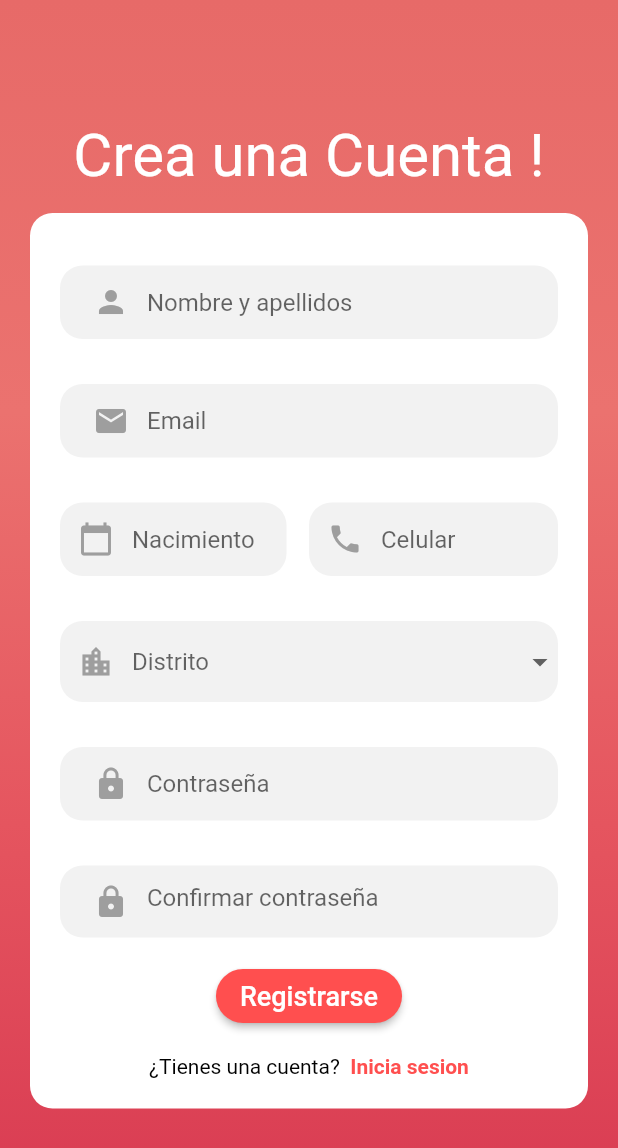
After one commit to Matchipet/Matchipet-Mobile, a Flutter app: the screen it shows after launch, after a tap on "Registrate ahora", on a phone screen of 412 x 824 dp. The commit adds this screen. Shown: the top 1148 px of the screen. Run offline on Flutter 3.47's test engine with Material 2 defaults, Android fonts, the phone set to English and light mode, and no system bars; our stand-ins replace fluttertoast; Roboto replaces fonts that are missing (Montserrat).

Commit message:
register page undone

```diff
--- a/lib/main.dart
+++ b/lib/main.dart
@@ -1,5 +1,6 @@
 import 'package:flutter/material.dart';
 import 'pages/login_page.dart';
+import 'pages/register_page.dart';
 
 void main() {
   runApp(const MyApp());
@@ -12,24 +13,18 @@ class MyApp extends StatelessWidget {
   Widget build(BuildContext context) {
     return MaterialApp(
       debugShowCheckedModeBanner: false,
+      home: LoginPage(),
       theme: ThemeData(
+        primarySwatch: Colors.deepOrange,
         fontFamily: 'Montserrat',
         primaryColor: Color(0xffd24c4b), // Color principal de tu aplicación
         textSelectionTheme: TextSelectionThemeData(
           cursorColor: Color(0xffd24c4b), // Color del cursor en los campos de texto
-          selectionColor: Color(0xffd24c4b).withOpacity(0.5), // Color de selección de texto en los campos de texto
+          selectionColor: Color(0xff000000).withOpacity(0.1), // Color de selección de texto en los campos de texto
           selectionHandleColor: Color(0xffd24c4b), // Color de los controles de selección de texto
-        ),
-        inputDecorationTheme: InputDecorationTheme(
-          focusColor: Color(0xffd24c4b), // Color de enfoque de los iconos (al hacer clic en el TextField)
-          // Otros estilos de InputDecoration aquí...
-        ),
-        colorScheme: ThemeData().colorScheme.copyWith(
-          secondary: Color(0xffd24c4b),
         ),
 
       ),
-      home: LoginPage(),
     );
   }
 }
--- a/lib/pages/login_page.dart
+++ b/lib/pages/login_page.dart
@@ -1,4 +1,6 @@
 import 'package:flutter/material.dart';
+import 'package:fluttertoast/fluttertoast.dart'; // Importa el paquete
+import 'register_page.dart';
 
 class LoginPage extends StatelessWidget {
   const LoginPage({super.key});
@@ -74,6 +76,7 @@ class LoginPage extends StatelessWidget {
                               decoration: InputDecoration(
                                 border: InputBorder.none,
                                 hintText: "Email",
+                                  contentPadding: EdgeInsets.symmetric(vertical: 15),
                                 prefixIcon: Icon(Icons.email),
                                   prefixIconColor: MaterialStateColor.resolveWith((states) =>
                                   states.contains(MaterialState.focused)
@@ -98,6 +101,7 @@ class LoginPage extends StatelessWidget {
                               decoration: InputDecoration(
                                 border: InputBorder.none,
                                 hintText: "Contraseña",
+                                  contentPadding: EdgeInsets.symmetric(vertical: 15),
                                 prefixIcon: Icon(Icons.lock), // Icono para el campo de Contraseña
                                   prefixIconColor: MaterialStateColor.resolveWith((states) =>
                                   states.contains(MaterialState.focused)
@@ -129,16 +133,21 @@ class LoginPage extends StatelessWidget {
                         mainAxisAlignment: MainAxisAlignment.center,
                         children: [
                           Text(
-                            "¿Estas Registrado?",
+                            "¿Estás Registrado?",
                             style: TextStyle(
                               color: Colors.black,
                             ),
                           ),
-                          Text(
-                            "  Registrate ahora",
-                            style: TextStyle(
-                              fontWeight: FontWeight.bold,
-                              color: Color(0xffff4f4f),
+                          GestureDetector(
+                            onTap: () {
+                              Navigator.push(context,MaterialPageRoute(builder: (context)=>RegisterPage()));
+                            },
+                            child: Text(
+                              "  Registrate ahora",
+                              style: TextStyle(
+                                fontWeight: FontWeight.bold,
+                                color: Color(0xffff4f4f),
+                              ),
                             ),
                           ),
                         ],
--- /dev/null
+++ b/lib/pages/register_page.dart
@@ -0,0 +1,332 @@
+import 'package:flutter/material.dart';
+import 'package:fluttertoast/fluttertoast.dart'; // Importa el paquete
+import 'login_page.dart';
+
+class RegisterPage extends StatefulWidget {
+  const RegisterPage({super.key});
+
+  @override
+  State<RegisterPage> createState() => _RegisterPageState();
+}
+
+class _RegisterPageState extends State<RegisterPage> {
+
+  DateTime _dateTime=DateTime.now();
+  TextEditingController _dateController = TextEditingController();
+  List distritos=[
+    "Miraflores",
+    "Barranco",
+    "San Isidro",
+    "Santiago de Surco",
+    "San Borja",
+    "La Molina",
+    "Jesús María",
+    "Magdalena del Mar",
+    "Pueblo Libre",
+    "Lince",
+    "San Miguel",
+    "Breña",
+    "La Victoria",
+    "Callao"
+  ];
+
+  void _showDatePicker(){
+    showDatePicker(
+        context: context,
+        initialDate: DateTime.now(),
+        firstDate: DateTime(1933),
+        lastDate: DateTime(2024),
+    ).then((selectedDate) {
+      // Actualizar el valor de _dateTime y del TextEditingController
+      if (selectedDate != null && selectedDate != _dateTime) {
+        setState(() {
+          _dateTime = selectedDate;
+          _dateController.text = _dateTime.toString().split(' ')[0];
+        });
+      }
+    });
+  }
+
+  @override
+  Widget build(BuildContext context) {
+    return Scaffold(
+      body: Container(
+        decoration: BoxDecoration(
+          gradient: LinearGradient(
+            colors: [
+              Color(0xFFe76a68),
+              Color(0xFFeb726f),
+              Color(0xFFe5555f),
+              Color(0xFFd83951),
+            ],
+            begin: Alignment.topCenter,
+            end: Alignment.bottomCenter,
+          ),
+        ),
+        child: SafeArea(
+          child: Center(
+            child: Column(
+              mainAxisAlignment: MainAxisAlignment.center,
+              children: [
+                Padding(
+                  padding: const EdgeInsets.fromLTRB(0,0,0,10),
+                  child: Text(
+                    "Crea una Cuenta !",
+                    style: TextStyle(
+                      fontSize: 40,
+                      color: Colors.white,
+                    ),
+                  ),
+                ),
+                Container(
+                  margin: const EdgeInsets.fromLTRB(20,5,20,5),
+                  padding: const EdgeInsets.fromLTRB(20,20,20,20),
+                  decoration: BoxDecoration(
+                    color: Colors.white,
+                    borderRadius: BorderRadius.circular(15),
+                  ),
+                  child: Column(
+                    children: [
+                      Padding(
+                        padding: const EdgeInsets.fromLTRB(0,15,0,15),
+                        child: Container(
+                          decoration: BoxDecoration(
+                              color: Color(0xfff2f2f2),
+                              borderRadius: BorderRadius.circular(15)
+                          ),
+                          child: Padding(
+                            padding: const EdgeInsets.fromLTRB(10,0,0,0),
+                            child: TextField(
+                              decoration: InputDecoration(
+                                  border: InputBorder.none,
+                                  hintText: "Nombre y apellidos",
+                                  prefixIcon: Icon(Icons.person),
+                                  contentPadding: EdgeInsets.symmetric(vertical: 15), // Ajusta el relleno vertical
+                                  prefixIconColor: MaterialStateColor.resolveWith((states) =>
+                                  states.contains(MaterialState.focused)
+                                      ? Colors.red
+                                      : Colors.grey)
+                                // Icono para el campo de Email
+                              ),
+                            ),
+                          ),
+                        ),
+                      ),
+                      Padding(
+                        padding: const EdgeInsets.fromLTRB(0,15,0,15),
+                        child: Container(
+                          decoration: BoxDecoration(
+                              color: Color(0xfff2f2f2),
+                              borderRadius: BorderRadius.circular(15)
+                          ),
+                          child: Padding(
+                            padding: const EdgeInsets.fromLTRB(10,0,0,0),
+                            child: TextField(
+                              decoration: InputDecoration(
+                                  border: InputBorder.none,
+                                  hintText: "Email",
+                                  prefixIcon: Icon(Icons.email),
+                                  contentPadding: EdgeInsets.symmetric(vertical: 15),
+                                  prefixIconColor: MaterialStateColor.resolveWith((states) =>
+                                  states.contains(MaterialState.focused)
+                                      ? Colors.red
+                                      : Colors.grey)// Icono para el campo de Email
+                              ),
+                            ),
+                          ),
+                        ),
+                      ),
+                      Row(
+                        mainAxisAlignment: MainAxisAlignment.center,
+                        children: [
+                          Expanded(
+                            child: Padding(
+                              padding: const EdgeInsets.fromLTRB(0,15,15,15),
+                              child: Container(
+                                decoration: BoxDecoration(
+                                    color: Color(0xfff2f2f2),
+                                    borderRadius: BorderRadius.circular(15)
+                                ),
+                                child: Padding(
+                                  padding: const EdgeInsets.fromLTRB(0,0,0,0),
+                                  child: TextField(
+                                    controller: _dateController, // Usar el TextEditingController
+                                    readOnly: true,
+                                    onTap: _showDatePicker,
+                                    decoration: InputDecoration(
+                                        border: InputBorder.none,
+                                        hintText: "Nacimiento",
+                                        contentPadding: EdgeInsets.symmetric(vertical: 15),
+                                        prefixIcon: Icon(Icons.calendar_today),
+                                        prefixIconColor: MaterialStateColor.resolveWith((states) =>
+                                        states.contains(MaterialState.focused)
+                                            ? Colors.red
+                                            : Colors.grey)// Icono para el campo de Email
+                                    ),
+                                  ),
+                                ),
+                              ),
+                            ),
+                          ), // Espacio entre los dos TextFields
+                          Expanded(
+                            child: Padding(
+                              padding: const EdgeInsets.fromLTRB(0,15,0,15),
+                              child: Container(
+                                decoration: BoxDecoration(
+                                    color: Color(0xfff2f2f2),
+                                    borderRadius: BorderRadius.circular(15)
+                                ),
+                                child: Padding(
+                                  padding: const EdgeInsets.fromLTRB(0,0,0,0),
+                                  child: TextField(
+                                    decoration: InputDecoration(
+                                        border: InputBorder.none,
+                                        hintText: "Celular",
+                                        prefixIcon: Icon(Icons.phone),
+                                        contentPadding: EdgeInsets.symmetric(vertical: 15),
+                                        prefixIconColor: MaterialStateColor.resolveWith((states) =>
+                                        states.contains(MaterialState.focused)
+                                            ? Colors.red
+                                            : Colors.grey)// Icono para el campo de Email
+                                    ),
+                                  ),
+                                ),
+                              ),
+                            ),
+                          ),
+                        ],
+                      ),
+                      Padding(
+                        padding: const EdgeInsets.fromLTRB(0,15,0,15),
+                        child: Container(
+                          decoration: BoxDecoration(
+                              color: Color(0xfff2f2f2),
+                              borderRadius: BorderRadius.circular(15)
+                          ),
+                          child: Padding(
+                            padding: const EdgeInsets.fromLTRB(0,0,0,0),
+                            child: DropdownButtonFormField(
+                              items: distritos.map((name) {
+                                return DropdownMenuItem(
+                                  child: Text(name),
+                                  value: name,
+                                );
+                              }).toList(),
+                              onChanged: (value){
+                                print(value);
+                              },
+                              decoration: InputDecoration(
+                                  border: InputBorder.none,
+                                  hintText: "Distrito",
+                                  contentPadding: EdgeInsets.symmetric(vertical: 15),
+                                  prefixIcon: Icon(Icons.location_city),
+                                  prefixIconColor: MaterialStateColor.resolveWith((states) =>
+                                  states.contains(MaterialState.focused)
+                                      ? Colors.red
+                                      : Colors.grey)// Icono para el campo de Email
+                              ),
+                            ),
+                          ),
+                        ),
+                      ),
+                      Padding(
+                        padding: const EdgeInsets.fromLTRB(0,15,0,15),
+                        child: Container(
+                          decoration: BoxDecoration(
+                              color: Color(0xfff2f2f2),
+                              borderRadius: BorderRadius.circular(15)
+                          ),
+                          child: Padding(
+                            padding: const EdgeInsets.fromLTRB(10,0,0,0),
+                            child: TextField(
+                              obscureText: true,
+                              decoration: InputDecoration(
+                                  border: InputBorder.none,
+                                  hintText: "Contraseña",
+                                  contentPadding: EdgeInsets.symmetric(vertical: 15),
+                                  prefixIcon: Icon(Icons.lock), // Icono para el campo de Contraseña
+                                  prefixIconColor: MaterialStateColor.resolveWith((states) =>
+                                  states.contains(MaterialState.focused)
+                                      ? Colors.red
+                                      : Colors.grey)// Icono para el campo de Email
+                              ),
+                            ),
+                          ),
+                        ),
+                      ),
+                      Padding(
+                        padding: const EdgeInsets.fromLTRB(0,15,0,15),
+                        child: Container(
+                          decoration: BoxDecoration(
+                              color: Color(0xfff2f2f2),
+                              borderRadius: BorderRadius.circular(15)
+                          ),
+                          child: Padding(
+                            padding: const EdgeInsets.fromLTRB(10,0,0,0),
+                            child: TextField(
+                              obscureText: true,
+                              decoration: InputDecoration(
+                                  border: InputBorder.none,
+                                  hintText: "Confirmar contraseña",
+                                  prefixIcon: Icon(Icons.lock), // Icono para el campo de Contraseña
+                                  prefixIconColor: MaterialStateColor.resolveWith((states) =>
+                                  states.contains(MaterialState.focused)
+                                      ? Colors.red
+                                      : Colors.grey)// Icono para el campo de Email
+                              ),
+                            ),
+                          ),
+                        ),
+                      ),
+                      ElevatedButton(
+                        style: ElevatedButton.styleFrom(
+                          primary: Color(0xffff4f4f),
+                          shape: RoundedRectangleBorder(
+                            borderRadius: BorderRadius.circular(20),
+                          ),
+                        ),
+                        onPressed: () {},
+                        child: Text(
+                          "Registrarse",
+                          style: TextStyle(
+                            fontSize: 18,
+                          ),
+                        ),
+                      ),
+                      SizedBox(height: 15), // Espacio entre los campos de texto y el botón
+                      //REGISTRARSE
+                      Row(
+                        mainAxisAlignment: MainAxisAlignment.center,
+                        children: [
+                          Text(
+                            "¿Tienes una cuenta?",
+                            style: TextStyle(
+                              color: Colors.black,
+                            ),
+                          ),
+                          GestureDetector(
+                            onTap: () {
+                              Navigator.push(context,MaterialPageRoute(builder: (context)=>LoginPage()));
+                            },
+                            child: Text(
+                              "  Inicia sesion",
+                              style: TextStyle(
+                                fontWeight: FontWeight.bold,
+                                color: Color(0xffff4f4f),
+                              ),
+                            ),
+                          ),
+                        ],
+                      ),
+                    ],
+                  ),
+                )
+
+              ],
+            ),
+          ),
+        ),
+      ),
+    );
+  }
+}
--- a/pubspec.yaml
+++ b/pubspec.yaml
@@ -30,7 +30,7 @@ environment:
 dependencies:
   flutter:
     sdk: flutter
-
+  fluttertoast: ^8.0.8
 
   # The following adds the Cupertino Icons font to your application.
   # Use with the CupertinoIcons class for iOS style icons.
```
Also changed, not shown: pubspec.lock.
